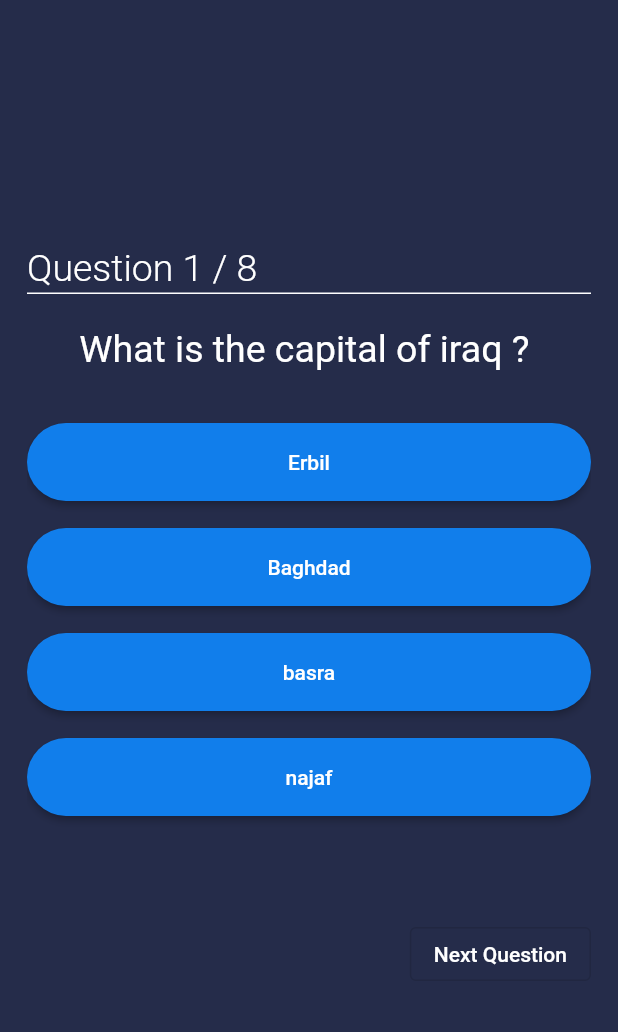
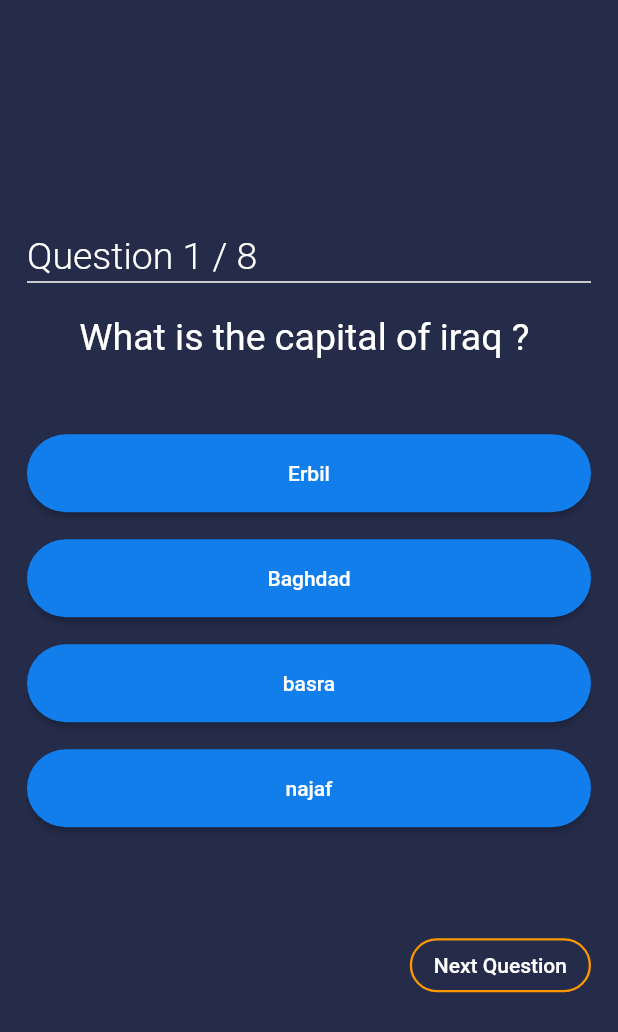
Before and after one commit to ahmadshakir21/Quiz-App, a Flutter app: the screen it shows after launch, on a phone screen of 412 x 824 dp. Shown: the top 1032 px of the screen. Run offline on Flutter 3.47's test engine with Material 2 defaults, Android fonts, the phone set to English and light mode, and no system bars.

Commit message:
Finish Functionality of this app

```diff
--- a/lib/src/view/home_screen.dart
+++ b/lib/src/view/home_screen.dart
@@ -1,5 +1,6 @@
 import 'package:flutter/material.dart';
 import 'package:flutter_application/src/data/question_list.dart';
+import 'package:flutter_application/src/view/result_screen.dart';
 
 class HomeScreen extends StatefulWidget {
   @override
@@ -31,6 +32,7 @@ class _HomeScreenState extends State<HomeScreen> {
       body: Padding(
         padding: const EdgeInsets.all(18),
         child: PageView.builder(
+          physics: const NeverScrollableScrollPhysics(),
           controller: controller!,
           onPageChanged: (value) {
             setState(() {
@@ -64,7 +66,7 @@ class _HomeScreenState extends State<HomeScreen> {
                 Text(questions[index].questions!,
                     style: const TextStyle(color: Colors.white, fontSize: 25)),
                 const SizedBox(
-                  height: 35,
+                  height: 50,
                 ),
                 for (int i = 0; i < questions[index].answers!.length; i++)
                   Container(
@@ -109,17 +111,34 @@ class _HomeScreenState extends State<HomeScreen> {
                   children: [
                     OutlinedButton(
                         onPressed: isPressed
-                            ? () {
-                                controller!.nextPage(
-                                    duration: const Duration(milliseconds: 150),
-                                    curve: Curves.linear);
-                              }
+                            ? index + 1 == questions.length
+                                ? () {
+                                    Navigator.of(context)
+                                        .push(MaterialPageRoute(
+                                      builder: (context) =>
+                                          ResultScreen(score: score),
+                                    ));
+                                  }
+                                : () {
+                                    controller!.nextPage(
+                                        duration:
+                                            const Duration(milliseconds: 150),
+                                        curve: Curves.linear);
+                                    setState(() {
+                                      isPressed = false;
+                                    });
+                                  }
                             : null,
-                        //TODO: change this OutlineButton shape
-                        style: OutlinedButton.styleFrom(),
-                        child: const Text(
-                          "Next Question",
-                          style: TextStyle(color: Colors.white),
+                        style: OutlinedButton.styleFrom(
+                          shape: const StadiumBorder(),
+                          side: const BorderSide(
+                              color: Colors.orange, width: 1.5),
+                        ),
+                        child: Text(
+                          index + 1 == questions.length
+                              ? "See Result"
+                              : "Next Question",
+                          style: const TextStyle(color: Colors.white),
                         )),
                   ],
                 ),
```
Also changed, not shown: lib/src/view/result_screen.dart (added, +66 -0 lines).
